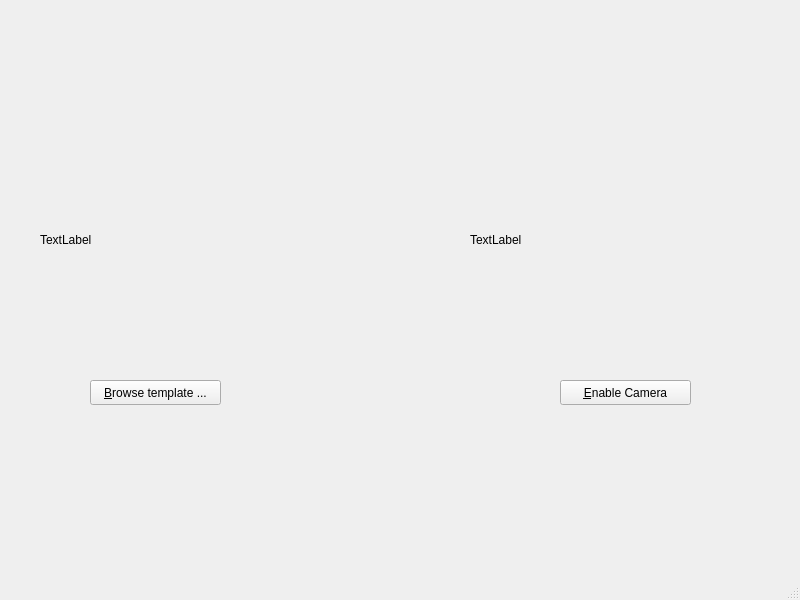
First picture: the form in SIFT_app.ui, repository catherinesun04/ENPH353_Lab4, before the edit.
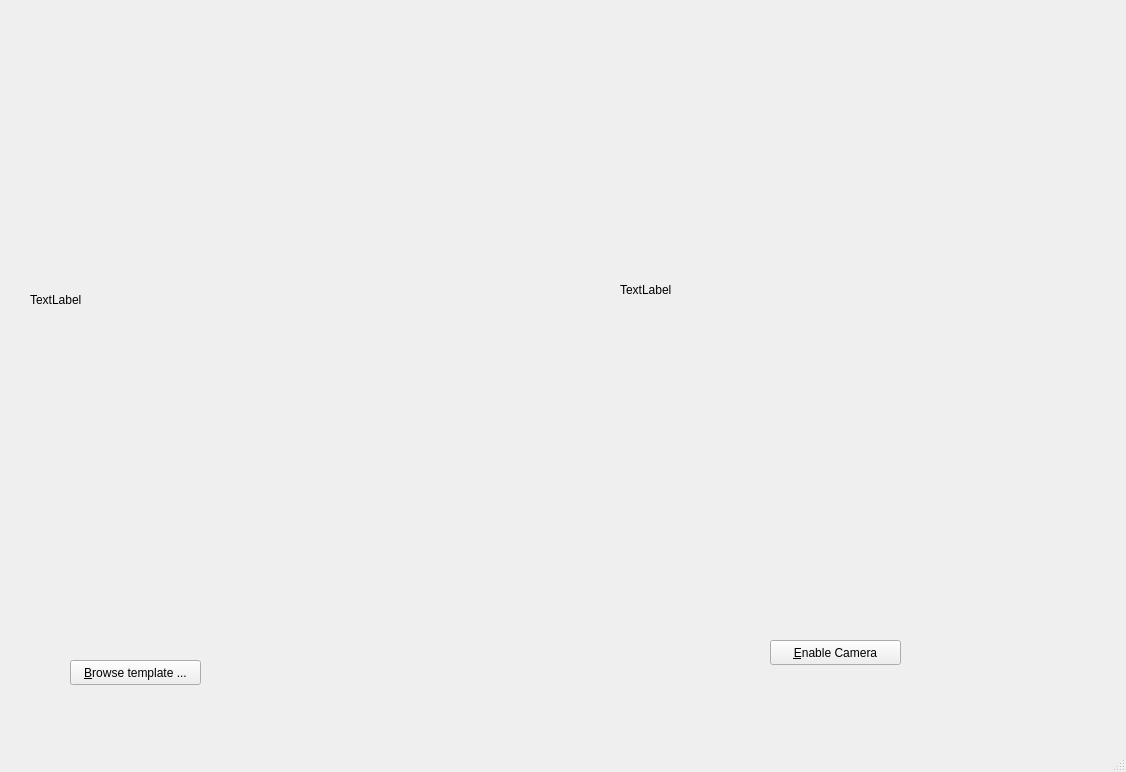
Second picture: the form after the edit.

Patch:
```diff
--- a/SIFT_app.ui
+++ b/SIFT_app.ui
@@ -6,8 +6,8 @@
    <rect>
     <x>0</x>
     <y>0</y>
-    <width>800</width>
-    <height>600</height>
+    <width>1126</width>
+    <height>772</height>
    </rect>
   </property>
   <property name="windowTitle">
@@ -17,8 +17,8 @@
    <widget class="QPushButton" name="browse_button">
     <property name="geometry">
      <rect>
-      <x>90</x>
-      <y>380</y>
+      <x>70</x>
+      <y>660</y>
       <width>131</width>
       <height>25</height>
      </rect>
@@ -30,8 +30,8 @@
    <widget class="QPushButton" name="toggle_cam_button">
     <property name="geometry">
      <rect>
-      <x>560</x>
-      <y>380</y>
+      <x>770</x>
+      <y>640</y>
       <width>131</width>
       <height>25</height>
      </rect>
@@ -43,10 +43,10 @@
    <widget class="QLabel" name="template_label">
     <property name="geometry">
      <rect>
-      <x>40</x>
-      <y>120</y>
-      <width>320</width>
-      <height>240</height>
+      <x>30</x>
+      <y>50</y>
+      <width>480</width>
+      <height>500</height>
      </rect>
     </property>
     <property name="text">
@@ -56,10 +56,10 @@
    <widget class="QLabel" name="live_image_label">
     <property name="geometry">
      <rect>
-      <x>470</x>
-      <y>120</y>
-      <width>320</width>
-      <height>240</height>
+      <x>620</x>
+      <y>40</y>
+      <width>480</width>
+      <height>500</height>
      </rect>
     </property>
     <property name="text">
```
Left out of the diff: 2 changed lines with no effect on the pictures.
